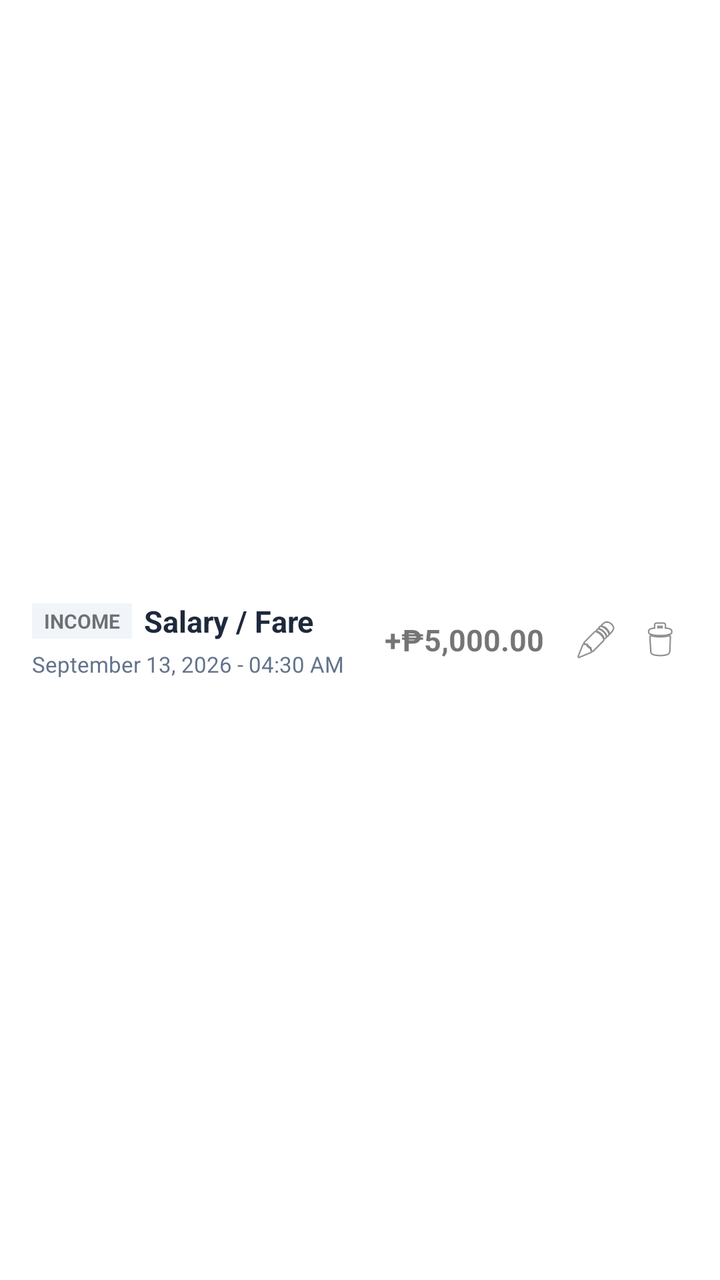
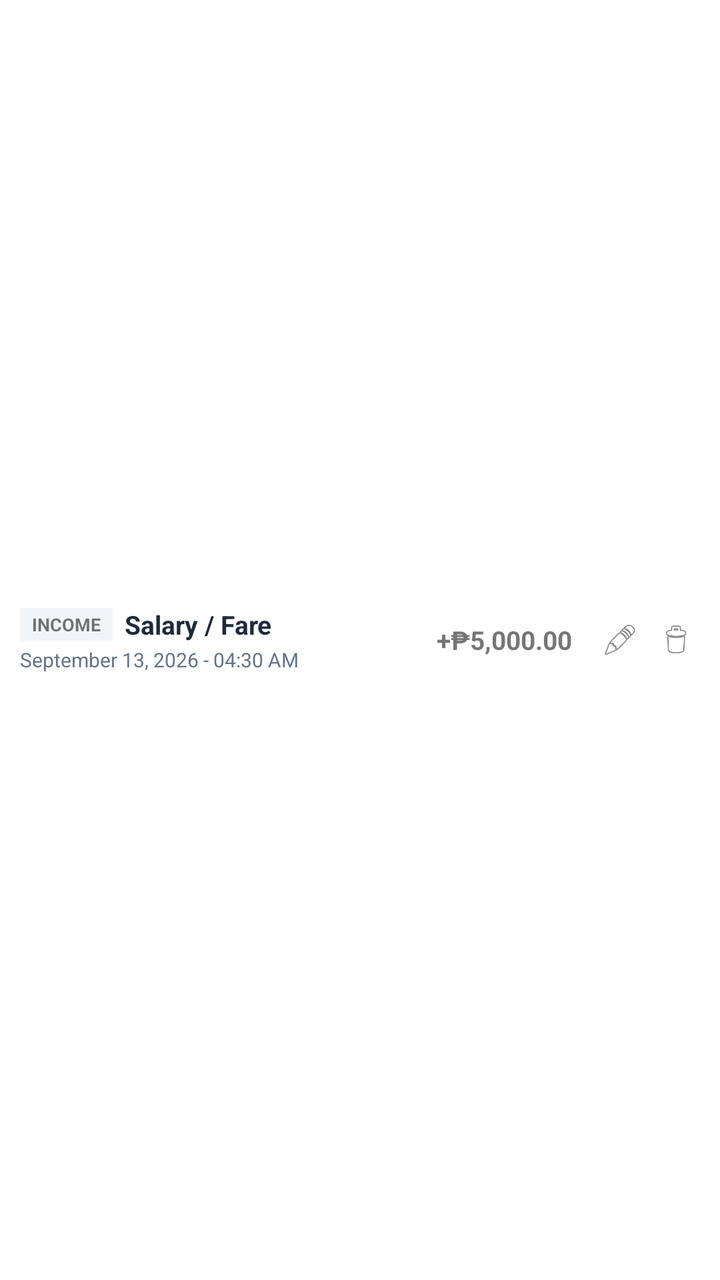

Compare the two renders of this Android layout. The source of the first and the diff that turns it into the second are given below.
<!-- AndroidManifest.xml: application theme AppTheme -->
<!-- res/layout/item_transaction.xml -->
<?xml version="1.0" encoding="utf-8"?>
<LinearLayout xmlns:android="http://schemas.android.com/apk/res/android"
    android:layout_width="match_parent"
    android:layout_height="wrap_content"
    android:orientation="horizontal"
    android:background="#FFFFFF"
    android:padding="16dp"
    android:gravity="center_vertical">

    <LinearLayout
        android:layout_width="0dp"
        android:layout_height="wrap_content"
        android:layout_weight="1"
        android:orientation="vertical">

        <LinearLayout
            android:layout_width="wrap_content"
            android:layout_height="wrap_content"
            android:orientation="horizontal"
            android:gravity="center_vertical">

            <TextView
                android:id="@+id/tvTag"
                android:layout_width="wrap_content"
                android:layout_height="wrap_content"
                android:text="INCOME"
                android:textSize="10sp"
                android:textStyle="bold"
                android:paddingHorizontal="6dp"
                android:paddingVertical="2dp"
                android:background="#F1F5F9"
                android:layout_marginEnd="6dp" />

            <TextView
                android:id="@+id/tvTitle"
                android:layout_width="wrap_content"
                android:layout_height="wrap_content"
                android:text="Salary / Fare"
                android:textSize="15sp"
                android:textStyle="bold"
                android:textColor="#1E293B" />
        </LinearLayout>

        <TextView
            android:id="@+id/tvDateTime"
            android:layout_width="wrap_content"
            android:layout_height="wrap_content"
            android:text="September 13, 2026 - 04:30 AM"
            android:textSize="11sp"
            android:textColor="#64748B"
            android:layout_marginTop="4dp" />
    </LinearLayout>

    <TextView
        android:id="@+id/tvAmount"
        android:layout_width="wrap_content"
        android:layout_height="wrap_content"
        android:text="+₱5,000.00"
        android:textSize="15sp"
        android:textStyle="bold"
        android:layout_marginEnd="12dp" />

    <ImageView
        android:id="@+id/btnEdit"
        android:layout_width="28dp"
        android:layout_height="28dp"
        android:padding="3dp"
        android:src="@android:drawable/ic_menu_edit"
        android:contentDescription="Edit" />

    <ImageView
        android:id="@+id/btnDelete"
        android:layout_width="28dp"
        android:layout_height="28dp"
        android:padding="3dp"
        android:src="@android:drawable/ic_menu_delete"
        android:contentDescription="Delete"
        android:layout_marginStart="4dp" />

</LinearLayout>
<!-- resources referenced by this layout -->
<resources>
  <style name="AppTheme" parent="Theme.AppCompat.DayNight.NoActionBar">
          
          <item name="colorPrimary">@color/colorPrimary</item>
          <item name="colorPrimaryDark">@color/colorPrimaryDark</item>
          <item name="colorAccent">@color/colorAccent</item>
          <item name="android:fontFamily">sans</item>
      </style>
  <color name="colorPrimary">#008577</color>
  <color name="colorPrimaryDark">#00574B</color>
  <color name="colorAccent">#D81B60</color>
</resources>

<!-- the commit's change to res/layout/item_transaction.xml (unified diff, before → after) -->
@@ -4,7 +4,7 @@
     android:layout_height="wrap_content"
     android:orientation="horizontal"
     android:background="#FFFFFF"
-    android:padding="16dp"
+    android:padding="10dp"
     android:gravity="center_vertical">
 
     <LinearLayout
@@ -24,7 +24,7 @@
                 android:layout_width="wrap_content"
                 android:layout_height="wrap_content"
                 android:text="INCOME"
-                android:textSize="10sp"
+                android:textSize="9sp"
                 android:textStyle="bold"
                 android:paddingHorizontal="6dp"
                 android:paddingVertical="2dp"
@@ -36,7 +36,7 @@
                 android:layout_width="wrap_content"
                 android:layout_height="wrap_content"
                 android:text="Salary / Fare"
-                android:textSize="15sp"
+                android:textSize="13sp"
                 android:textStyle="bold"
                 android:textColor="#1E293B" />
         </LinearLayout>
@@ -46,9 +46,9 @@
             android:layout_width="wrap_content"
             android:layout_height="wrap_content"
             android:text="September 13, 2026 - 04:30 AM"
-            android:textSize="11sp"
+            android:textSize="10sp"
             android:textColor="#64748B"
-            android:layout_marginTop="4dp" />
+            android:layout_marginTop="2dp" />
     </LinearLayout>
 
     <TextView
@@ -56,22 +56,22 @@
         android:layout_width="wrap_content"
         android:layout_height="wrap_content"
         android:text="+₱5,000.00"
-        android:textSize="15sp"
+        android:textSize="13sp"
         android:textStyle="bold"
         android:layout_marginEnd="12dp" />
 
     <ImageView
         android:id="@+id/btnEdit"
-        android:layout_width="28dp"
-        android:layout_height="28dp"
+        android:layout_width="24dp"
+        android:layout_height="24dp"
         android:padding="3dp"
         android:src="@android:drawable/ic_menu_edit"
         android:contentDescription="Edit" />
 
     <ImageView
         android:id="@+id/btnDelete"
-        android:layout_width="28dp"
-        android:layout_height="28dp"
+        android:layout_width="24dp"
+        android:layout_height="24dp"
         android:padding="3dp"
         android:src="@android:drawable/ic_menu_delete"
         android:contentDescription="Delete"
